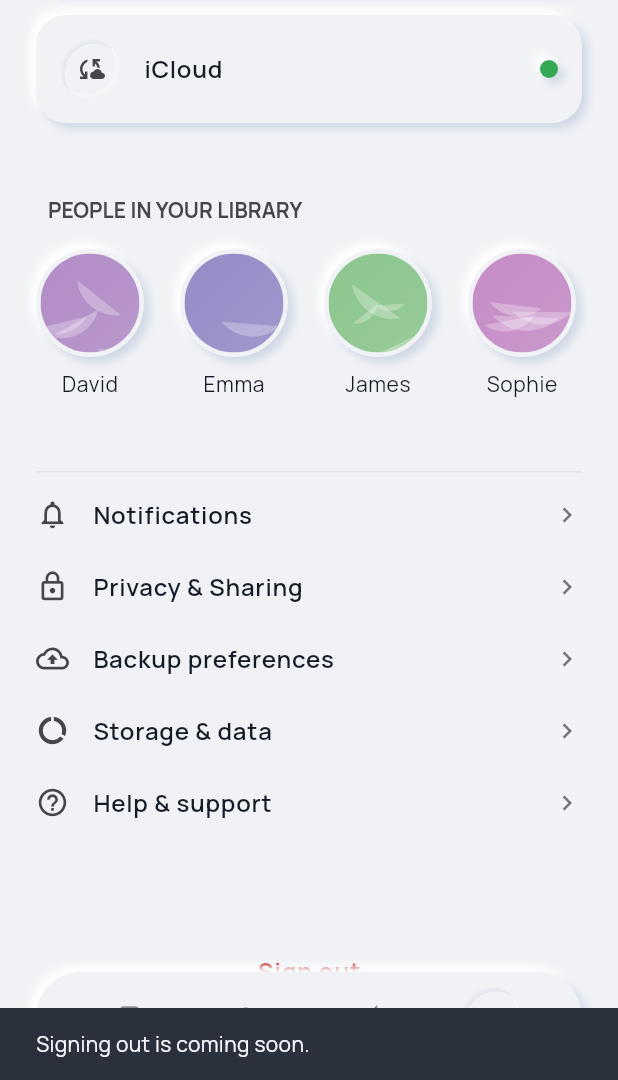
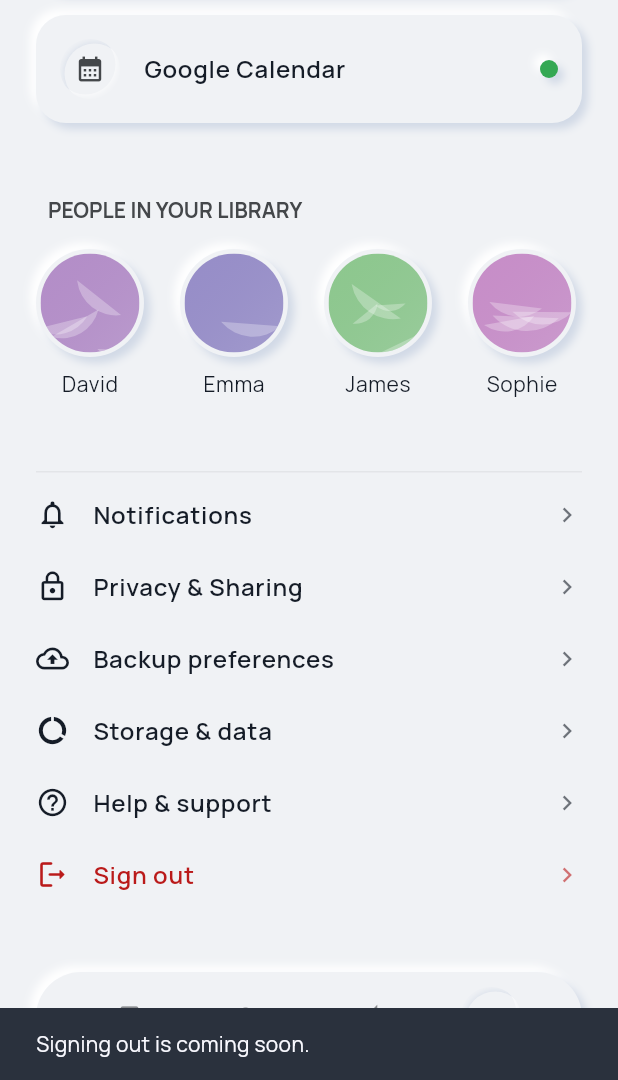
Before and after one commit to chestlyace/PhotoGram, a Flutter app: the ProfileScreen screen opened directly, scrolled down 576 dp, after a tap on "Sign out", on a phone screen of 412 x 824 dp, the part 156-1236 px from its top. Run offline on Flutter 3.47's test engine with Material 3 defaults, Android fonts, the light colour scheme and no system bars.

Commit message:
profile page

```diff
--- a/lib/screens/profileScreen.dart
+++ b/lib/screens/profileScreen.dart
@@ -73,7 +73,7 @@ class _ProfileScreenState extends State<ProfileScreen> {
               const SizedBox(height: 16),
               const _AccountRow(icon: Icons.perm_media, label: 'Google Photos'),
               const SizedBox(height: 16),
-              const _AccountRow(icon: Icons.cloud_sync, label: 'iCloud'),
+              const _AccountRow(icon: Icons.calendar_month, label: 'Google Calendar'),
               const SizedBox(height: AppSpacing.sectionGap),
               const _SectionLabel('People in your library'),
               const SizedBox(height: 16),
@@ -95,11 +95,16 @@ class _ProfileScreenState extends State<ProfileScreen> {
                             _placeholder('${_settings[i].$2} is coming soon.'),
                       ),
                     ],
+                    const SizedBox(height: 24),
+                    _SettingsRow(
+                      icon: Icons.logout_rounded,
+                      label: 'Sign out',
+                      color: AppColors.error,
+                      onTap: () => _placeholder('Signing out is coming soon.'),
+                    ),
                   ],
                 ),
               ),
-              const SizedBox(height: AppSpacing.sectionGap),
-              _SignOut(onTap: () => _placeholder('Signing out is coming soon.')),
             ],
           ),
           Positioned(
@@ -237,10 +242,19 @@ class _StorageBar extends StatelessWidget {
 
   @override
   Widget build(BuildContext context) {
-    return Neumorphic(
+    return SizedBox(
+      height: 12,
+      child: Stack(
+        children: [
+          Positioned.fill(
+            child: Neumorphic(
               variant: NeumorphicVariant.concave,
               color: AppColors.surfaceContainerHighest,
               radius: 6,
+            ),
+          ),
+          Align(
+            alignment: Alignment.centerLeft,
             child: SizedBox(
               height: 12,
               child: FractionallySizedBox(
@@ -252,6 +266,9 @@ class _StorageBar extends StatelessWidget {
                   ),
                 ),
               ),
+            ),
+          ),
+        ],
       ),
     );
   }
@@ -403,11 +420,17 @@ class _PersonTile extends StatelessWidget {
 }
 
 class _SettingsRow extends StatelessWidget {
-  const _SettingsRow({required this.icon, required this.label, required this.onTap});
+  const _SettingsRow({
+    required this.icon,
+    required this.label,
+    required this.onTap,
+    this.color = AppColors.onSurface,
+  });
 
   final IconData icon;
   final String label;
   final VoidCallback onTap;
+  final Color color;
 
   @override
   Widget build(BuildContext context) {
@@ -415,7 +438,7 @@ class _SettingsRow extends StatelessWidget {
       onTap: onTap,
       child: Row(
         children: [
-          Icon(icon, size: 22, color: AppColors.onSurfaceVariant),
+          Icon(icon, size: 22, color: color),
           const SizedBox(width: 16),
           Expanded(
             child: Text(
@@ -423,40 +446,12 @@ class _SettingsRow extends StatelessWidget {
               style: Theme.of(context)
                   .textTheme
                   .bodyLarge
-                  ?.copyWith(fontWeight: FontWeight.w600),
+                  ?.copyWith(color: color, fontWeight: FontWeight.w600),
             ),
           ),
-          const Icon(Icons.chevron_right, size: 20, color: AppColors.outline),
+          Icon(Icons.chevron_right, size: 20, color: color.withValues(alpha: 0.6)),
         ],
       ),
     );
   }
 }
-
-class _SignOut extends StatelessWidget {
-  const _SignOut({required this.onTap});
-
-  final VoidCallback onTap;
-
-  @override
-  Widget build(BuildContext context) {
-    return Padding(
-      padding: const EdgeInsets.only(bottom: 32),
-      child: Center(
-        child: GestureDetector(
-          onTap: onTap,
-          child: Padding(
-            padding: const EdgeInsets.all(8),
-            child: Text(
-              'Sign out',
-              style: Theme.of(context)
-                  .textTheme
-                  .bodyLarge
-                  ?.copyWith(color: AppColors.error, fontWeight: FontWeight.w700),
-            ),
-          ),
-        ),
-      ),
-    );
-  }
-}
```
Also changed, not shown: 1 other file. Lines whose indentation alone changed are shown as unchanged.
